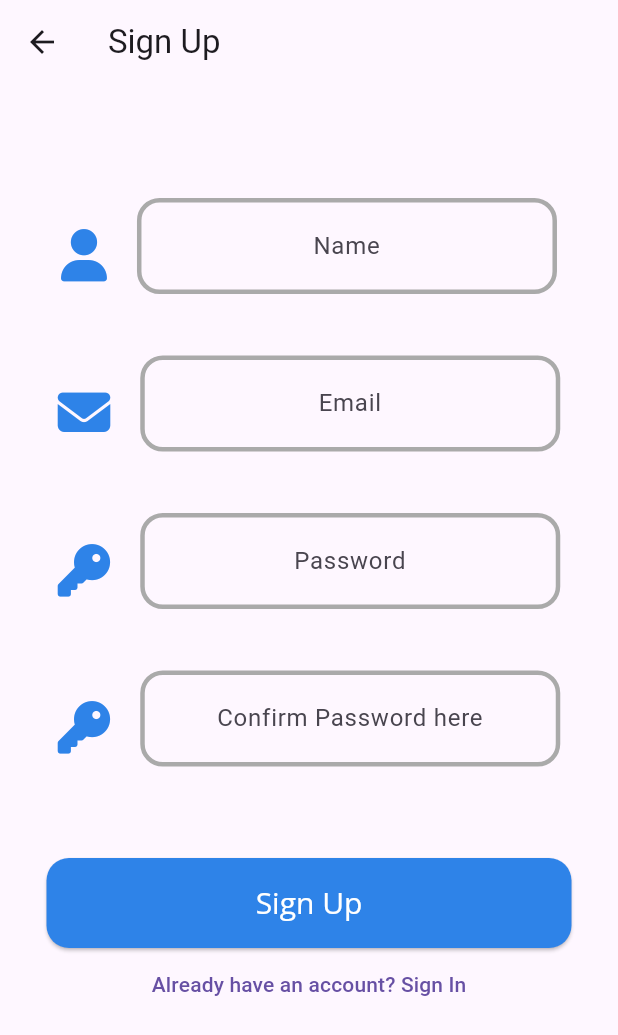
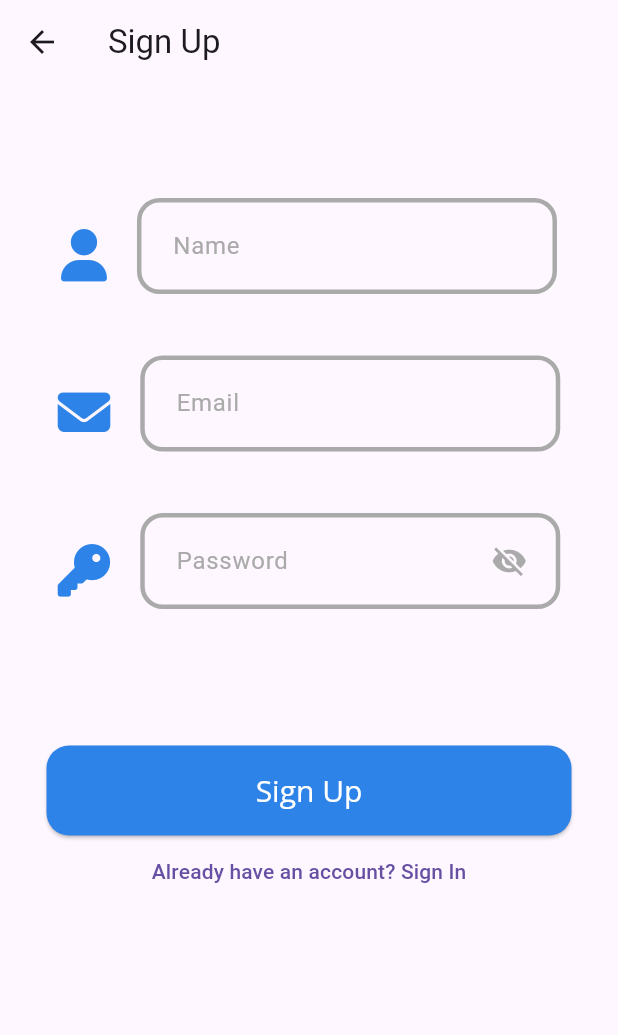
Before and after one commit to JasonXing1234/Gamified-Education-App, a Flutter app: the screen it shows after launch, after a tap on "Don't have an account? Sign Up", on a phone screen of 412 x 824 dp. Shown: the top 1035 px of the screen. Run offline on Flutter 3.47's test engine with Material 3 defaults, Android fonts, the phone set to English and light mode, and no system bars; our stand-ins replace equatable, firebase_auth, firebase_core, firebase_database, firebase_messaging, font_awesome_flutter and 2 more; accounts and stored records are empty; network calls fail.

Commit message:
Add Password toggle to sign-in and sign-up removed confirm password

```diff
--- a/lib/components/menu/menu.dart
+++ b/lib/components/menu/menu.dart
@@ -1,7 +1,7 @@
 import 'package:firebase_auth/firebase_auth.dart';
 import 'package:flutter/material.dart';
 
-import '../../SignIn.dart';
+import '../../user_authorization/SignIn.dart';
 import '../../styles/app_colors.dart';
 import '../../styles/text_styles.dart';
 
--- a/lib/main.dart
+++ b/lib/main.dart
@@ -3,7 +3,7 @@ import 'package:firebase_core/firebase_core.dart';
 import 'package:flutter/material.dart';
 
 import 'SQLITE/sqliteHelper.dart';
-import 'SignIn.dart';
+import 'user_authorization/SignIn.dart';
 import 'firebase_options.dart';
 import 'home_screen.dart';
 
--- a/lib/SignIn.dart
+++ b/lib/user_authorization/SignIn.dart
@@ -1,12 +1,13 @@
 import 'package:flutter/material.dart';
 import 'package:firebase_auth/firebase_auth.dart';
 import 'package:font_awesome_flutter/font_awesome_flutter.dart';
+import 'package:quiz/user_authorization/password_field.dart';
 
 import 'SignUp.dart';
-import 'home_screen.dart';
+import '../home_screen.dart';
 
-import '../styles/app_colors.dart';
-import '../styles/text_styles.dart';
+import '../../styles/app_colors.dart';
+import '../../styles/text_styles.dart';
 
 class SignInPage extends StatefulWidget {
 
@@ -20,6 +21,8 @@ class _SignInPageState extends State<SignInPage> {
 
   final AppTextStyles textStyles = AppTextStyles();
   final AppColors appColors = const AppColors();
+
+  bool isTextObscured = true; // Initially hide password
 
   Future<void> _signIn() async {
     try {
@@ -39,6 +42,7 @@ class _SignInPageState extends State<SignInPage> {
 
   @override
   Widget build(BuildContext context) {
+
     return Scaffold(
       appBar: AppBar(
           centerTitle: true,
@@ -71,11 +75,12 @@ class _SignInPageState extends State<SignInPage> {
                   width: 280,
                   height: 75,
                   child: TextField(
-                    textAlign: TextAlign.center,
+                    textAlign: TextAlign.start,
                     controller: _emailController,
                     decoration: InputDecoration(
                       hintText: "Email",
-                      contentPadding: const EdgeInsets.symmetric(vertical: 20.0),
+                      hintStyle: TextStyle(color: appColors.grey),
+                      contentPadding: const EdgeInsets.symmetric(vertical: 20.0, horizontal: 20.0),
                       enabledBorder: OutlineInputBorder(
                         borderSide: BorderSide(width: 3, color: appColors.grey), // Thick border
                         borderRadius: const BorderRadius.all(Radius.circular(15.0)), // Rounded corners
@@ -98,35 +103,7 @@ class _SignInPageState extends State<SignInPage> {
             // ),
             // const SizedBox(height: 10),
 
-            Row(
-              mainAxisAlignment: MainAxisAlignment.center,
-              crossAxisAlignment: CrossAxisAlignment.center,
-              children: [
-                FaIcon(FontAwesomeIcons.key, color: appColors.royalBlue, size: 35,),
-                const SizedBox(width: 20,),
-                SizedBox(
-                  width: 280,
-                  height: 75,
-                  child: TextField(
-                    textAlign: TextAlign.center,
-                    controller: _passwordController,
-                    decoration: InputDecoration(
-                      hintText: "Password",
-                      contentPadding: const EdgeInsets.symmetric(vertical: 20.0),
-                      enabledBorder: OutlineInputBorder(
-                        borderSide: BorderSide(width: 3, color: appColors.grey), // Thick border
-                        borderRadius: const BorderRadius.all(Radius.circular(15.0)), // Rounded corners
-                      ),
-                      focusedBorder: OutlineInputBorder(
-                        borderSide: BorderSide(width: 3, color: appColors.grey), // Thick border when focused
-                        borderRadius: const BorderRadius.all(Radius.circular(15.0)), // Rounded corners when focused
-                      ),
-                    ),
-                    obscureText: true,
-                  ),
-                ),
-              ],
-            ),
+            PasswordField(controller: _passwordController),
 
             const SizedBox(height: 40),
             ElevatedButton(
--- a/lib/SignUp.dart
+++ b/lib/user_authorization/SignUp.dart
@@ -5,12 +5,13 @@ import 'package:firebase_database/firebase_database.dart';
 import 'package:font_awesome_flutter/font_awesome_flutter.dart';
 import 'package:quiz/styles/app_colors.dart';
 import 'package:quiz/styles/text_styles.dart';
-import 'SQLITE/sqliteHelper.dart';
-import 'models/UserModel.dart';
-import 'home_screen.dart';
-import 'models/quizModel.dart';
-import 'models/quizQuestionModel.dart';
-import 'models/readingModel.dart';
+import 'package:quiz/user_authorization/password_field.dart';
+import '../SQLITE/sqliteHelper.dart';
+import '../models/UserModel.dart';
+import '../home_screen.dart';
+import '../models/quizModel.dart';
+import '../models/quizQuestionModel.dart';
+import '../models/readingModel.dart';
 
 class SignUpPage extends StatefulWidget {
   @override
@@ -20,7 +21,6 @@ class SignUpPage extends StatefulWidget {
 class _SignUpPageState extends State<SignUpPage> {
   final TextEditingController _emailController = TextEditingController();
   final TextEditingController _passwordController = TextEditingController();
-  final TextEditingController _confirmPasswordController = TextEditingController();
 
   final DatabaseReference databaseRef = FirebaseDatabase.instance.ref();
   User? user2 = FirebaseAuth.instance.currentUser;
@@ -140,11 +140,12 @@ class _SignUpPageState extends State<SignUpPage> {
                       width: 280,
                       height: 75,
                       child: TextField(
-                        textAlign: TextAlign.center,
+                        textAlign: TextAlign.start,
                         controller: _emailController,
                         decoration: InputDecoration(
                           hintText: "Name",
-                          contentPadding: const EdgeInsets.symmetric(vertical: 20.0),
+                          hintStyle: TextStyle(color: appColors.grey),
+                          contentPadding: const EdgeInsets.symmetric(vertical: 20.0, horizontal: 20.0),
                           enabledBorder: OutlineInputBorder(
                             borderSide: BorderSide(width: 3, color: appColors.grey), // Thick border
                             borderRadius: const BorderRadius.all(Radius.circular(15.0)), // Rounded corners
@@ -171,11 +172,12 @@ class _SignUpPageState extends State<SignUpPage> {
                       width: 280,
                       height: 75,
                       child: TextField(
-                        textAlign: TextAlign.center,
+                        textAlign: TextAlign.start,
                         controller: _emailController,
                         decoration: InputDecoration(
                           hintText: "Email",
-                          contentPadding: const EdgeInsets.symmetric(vertical: 20.0),
+                          hintStyle: TextStyle(color: appColors.grey),
+                          contentPadding: const EdgeInsets.symmetric(vertical: 20.0, horizontal: 20.0),
                           enabledBorder: OutlineInputBorder(
                             borderSide: BorderSide(width: 3, color: appColors.grey), // Thick border
                             borderRadius: const BorderRadius.all(Radius.circular(15.0)), // Rounded corners
@@ -192,70 +194,9 @@ class _SignUpPageState extends State<SignUpPage> {
 
                 const SizedBox(height: 30),
 
-                Row(
-                  mainAxisAlignment: MainAxisAlignment.center,
-                  crossAxisAlignment: CrossAxisAlignment.center,
-                  children: [
-                    FaIcon(FontAwesomeIcons.key, color: appColors.royalBlue, size: 35,),
-                    const SizedBox(width: 20,),
-                    SizedBox(
-                      width: 280,
-                      height: 75,
-                      child: TextField(
-                        textAlign: TextAlign.center,
-                        controller: _passwordController,
-                        decoration: InputDecoration(
-                          hintText: "Password",
-                          contentPadding: const EdgeInsets.symmetric(vertical: 20.0),
-                          enabledBorder: OutlineInputBorder(
-                            borderSide: BorderSide(width: 3, color: appColors.grey), // Thick border
-                            borderRadius: const BorderRadius.all(Radius.circular(15.0)), // Rounded corners
-                          ),
-                          focusedBorder: OutlineInputBorder(
-                            borderSide: BorderSide(width: 3, color: appColors.grey), // Thick border when focused
-                            borderRadius: const BorderRadius.all(Radius.circular(15.0)), // Rounded corners when focused
-                          ),
-                        ),
-                        obscureText: true,
-                      ),
-                    ),
-                  ],
-                ),
+                PasswordField(controller: _passwordController),
 
                 const SizedBox(height: 30),
-
-                Row(
-                  mainAxisAlignment: MainAxisAlignment.center,
-                  crossAxisAlignment: CrossAxisAlignment.center,
-                  children: [
-                    FaIcon(FontAwesomeIcons.key, color: appColors.royalBlue, size: 35,),
-
-                    const SizedBox(width: 20,),
-
-                    // TODO: Set up logic for confirm password for signing up
-                    SizedBox(
-                      width: 280,
-                      height: 75,
-                      child: TextField(
-                        textAlign: TextAlign.center,
-                        controller: _confirmPasswordController,
-                        decoration: InputDecoration(
-                          hintText: "Confirm Password here",
-                          contentPadding: const EdgeInsets.symmetric(vertical: 20.0),
-                          enabledBorder: OutlineInputBorder(
-                            borderSide: BorderSide(width: 3, color: appColors.grey), // Thick border
-                            borderRadius: const BorderRadius.all(Radius.circular(15.0)), // Rounded corners
-                          ),
-                          focusedBorder: OutlineInputBorder(
-                            borderSide: BorderSide(width: 3, color: appColors.grey), // Thick border when focused
-                            borderRadius: const BorderRadius.all(Radius.circular(15.0)), // Rounded corners when focused
-                          ),
-                        ),
-                        obscureText: true,
-                      ),
-                    ),
-                  ],
-                ),
 
                 const SizedBox(height: 50),
                 ElevatedButton(
--- /dev/null
+++ b/lib/user_authorization/password_field.dart
@@ -0,0 +1,83 @@
+import 'package:flutter/material.dart';
+import 'package:font_awesome_flutter/font_awesome_flutter.dart';
+import 'package:quiz/styles/app_colors.dart';
+
+class PasswordField extends StatefulWidget {
+  const PasswordField({
+    required this.controller
+  });
+
+  final TextEditingController controller;
+
+  @override
+  _PasswordFieldState createState() => _PasswordFieldState();
+}
+
+class _PasswordFieldState extends State<PasswordField> {
+  bool isTextObscured = true; // Track password visibility
+
+  AppColors appColors = const AppColors();
+
+  @override
+  Widget build(BuildContext context) {
+    return Row(
+      mainAxisAlignment: MainAxisAlignment.center,
+      crossAxisAlignment: CrossAxisAlignment.center,
+      children: [
+        // Key Icon
+        SizedBox(
+          height: 75,
+          child: Center(
+            child: FaIcon(
+              FontAwesomeIcons.key,
+              color: appColors.royalBlue,
+              size: 35,
+            ),
+          ),
+        ),
+        const SizedBox(width: 20),
+
+        // Password TextField
+        SizedBox(
+          width: 280,
+          height: 75,
+          child: TextField(
+            controller: widget.controller,
+            textAlign: TextAlign.start, // Left-align text
+            obscureText: isTextObscured, // Toggle visibility
+            decoration: InputDecoration(
+              hintText: "Password",
+              hintStyle: TextStyle(color: appColors.grey),
+              contentPadding: const EdgeInsets.symmetric(vertical: 20.0, horizontal: 20.0), // Left padding
+              enabledBorder: OutlineInputBorder(
+                borderSide: BorderSide(width: 3, color: appColors.grey),
+                borderRadius: const BorderRadius.all(Radius.circular(15.0)),
+              ),
+              focusedBorder: OutlineInputBorder(
+                borderSide: BorderSide(width: 3, color: appColors.grey),
+                borderRadius: const BorderRadius.all(Radius.circular(15.0)),
+              ),
+
+              // Eye icon for toggling password visibility
+              suffixIcon: Padding(
+                padding: const EdgeInsets.only(right: 10.0), // Add right padding
+                child: IconButton(
+                  iconSize: 24,
+                  icon: Icon(
+                    isTextObscured ? Icons.visibility_off : Icons.visibility,
+                    color: appColors.grey,
+                  ),
+                  onPressed: () {
+                    setState(() {
+                      isTextObscured = !isTextObscured;
+                    });
+                  },
+                ),
+              ),
+            ),
+          ),
+        ),
+      ],
+    );
+  }
+}
```
